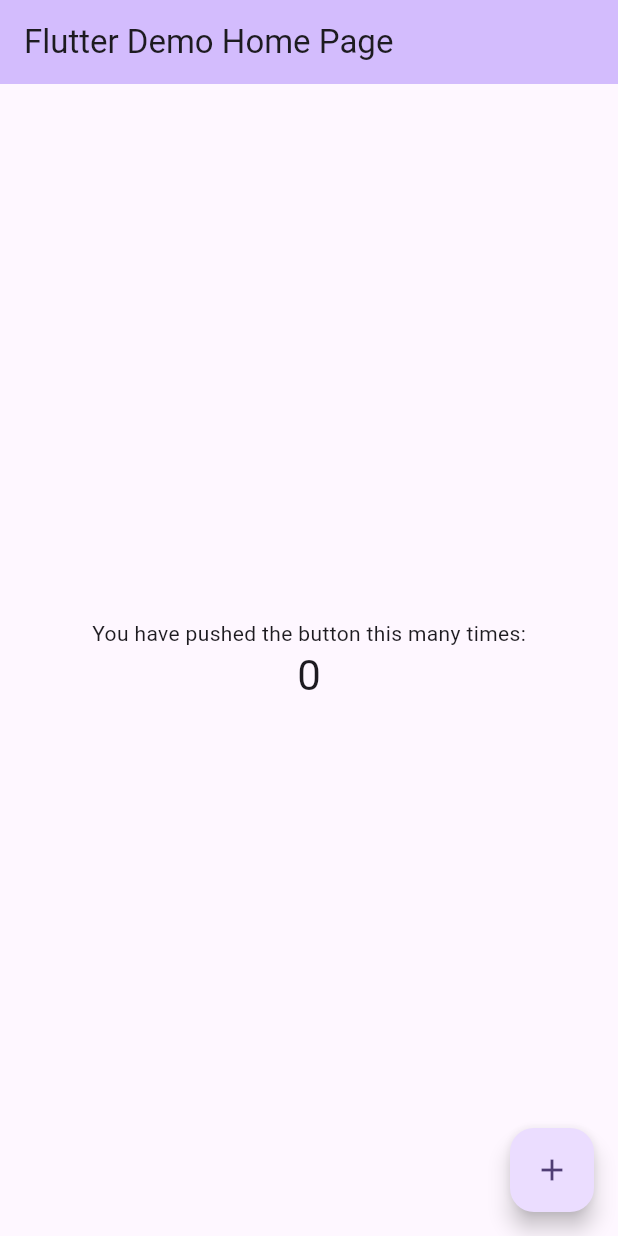
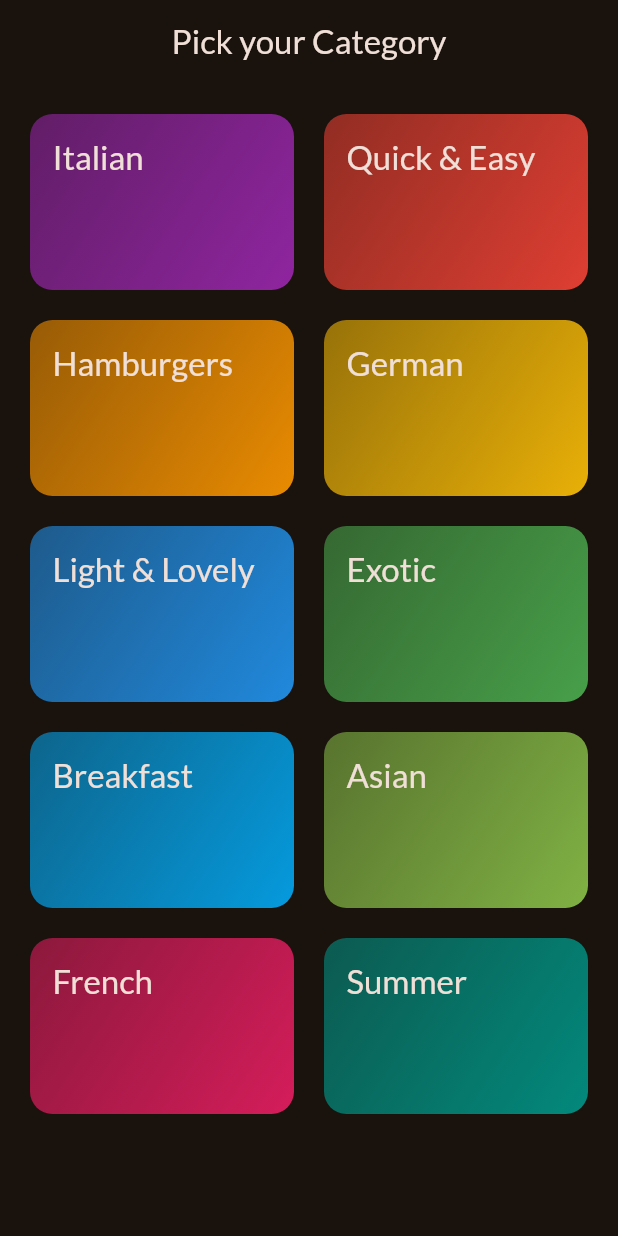
Before and after one commit to tahmidulislamfahim/meals, a Flutter app: the screen it shows after launch, on a phone screen of 412 x 824 dp. Run offline on Flutter 3.47's test engine with Material 3 defaults, Android fonts, the phone set to English and light mode, and no system bars; our stand-ins replace google_fonts.

Commit message:
Add category and meal models with category grid UI
Introduces Category and Meal models, sample data, and a grid-based category selection UI. Adds navigation from categories to filtered meals, applies a custom theme using Google Fonts, and refactors the app entry point. Updates dependencies to include google_fonts and path_provider.

```diff
--- /dev/null
+++ b/lib/App/app.dart
@@ -0,0 +1,18 @@
+import 'package:flutter/material.dart';
+import 'package:meals/screans/categories.dart';
+import 'package:meals/main.dart';
+
+class App extends StatelessWidget {
+  const App({super.key});
+
+  @override
+  Widget build(BuildContext context) {
+    return MaterialApp(
+      debugShowCheckedModeBanner: false,
+      theme: theme,
+      home: Categories(
+        key: const Key('categories_screen'),
+      ),
+    );
+  }
+}
--- /dev/null
+++ b/lib/data/category_data.dart
@@ -0,0 +1,251 @@
+import 'package:flutter/material.dart';
+import 'package:meals/models/category.dart';
+import 'package:meals/models/meal.dart';
+
+const availableCategories = [
+  Category(
+    id: 'c1',
+    title: 'Italian',
+    color: Colors.purple,
+  ),
+  Category(
+    id: 'c2',
+    title: 'Quick & Easy',
+    color: Colors.red,
+  ),
+  Category(
+    id: 'c3',
+    title: 'Hamburgers',
+    color: Colors.orange,
+  ),
+  Category(
+    id: 'c4',
+    title: 'German',
+    color: Colors.amber,
+  ),
+  Category(
+    id: 'c5',
+    title: 'Light & Lovely',
+    color: Colors.blue,
+  ),
+  Category(
+    id: 'c6',
+    title: 'Exotic',
+    color: Colors.green,
+  ),
+  Category(
+    id: 'c7',
+    title: 'Breakfast',
+    color: Colors.lightBlue,
+  ),
+  Category(
+    id: 'c8',
+    title: 'Asian',
+    color: Colors.lightGreen,
+  ),
+  Category(
+    id: 'c9',
+    title: 'French',
+    color: Colors.pink,
+  ),
+  Category(
+    id: 'c10',
+    title: 'Summer',
+    color: Colors.teal,
+  ),
+];
+
+final meals = [
+  Meal(
+    id: 'm1',
+    categories: ['c1', 'c2'],
+    title: 'Spaghetti with Tomato Sauce',
+    imageUrl:
+        'https://www.example.com/spaghetti.jpg',
+    ingredients: [
+      'Spaghetti',
+      'Tomato Sauce',
+      'Cheese',
+      'Basil',
+    ],
+    steps: [
+      'Boil water',
+      'Cook spaghetti for 10 minutes',
+      'Heat tomato sauce',
+      'Mix spaghetti with sauce',
+      'Serve with cheese and basil',
+    ],
+    duration: 20,
+    complexity: Complexity.Simple,
+    affordability: Affordability.Affordable,
+    isGlutenFree: false,
+    isLactoseFree: false,
+    isVegan: false,
+    isVegetarian: true,
+  ),
+  Meal(
+    id: 'm2',
+    categories: ['c2', 'c3'],
+    title: 'Classic Hamburger',
+    imageUrl:
+        'https://www.example.com/hamburger.jpg',
+    ingredients: [
+      'Ground Beef',
+      'Burger Buns',
+      'Lettuce',
+      'Tomato',
+      'Onion',
+      'Cheese',
+    ],
+    steps: [
+      'Grill the beef patties',
+      'Toast the buns',
+      'Assemble with lettuce, tomato, onion, and cheese',
+      'Serve with fries',
+    ],
+    duration: 30,
+    complexity: Complexity.Challenging,
+    affordability: Affordability.Pricey,
+    isGlutenFree: false,
+    isLactoseFree: false,
+    isVegan: false,
+    isVegetarian: false,
+  ),
+  Meal(
+    id: 'm3',
+    categories: ['c5'],
+    title: 'Avocado Salad',
+    imageUrl:
+        'https://www.example.com/avocado_salad.jpg',
+    ingredients: [
+      'Avocado',
+      'Lettuce',
+      'Cherry Tomatoes',
+      'Cucumber',
+      'Olive Oil',
+      'Lemon Juice',
+    ],
+    steps: [
+      'Chop the vegetables',
+      'Mix with olive oil and lemon juice',
+      'Serve chilled',
+    ],
+    duration: 15,
+    complexity: Complexity.Simple,
+    affordability: Affordability.Affordable,
+    isGlutenFree: true,
+    isLactoseFree: true,
+    isVegan: true,
+    isVegetarian: true,
+  ),
+  Meal(
+    id: 'm4',
+    categories: ['c6', 'c8'],
+    title: 'Sushi Rolls',
+    imageUrl: 'https://www.example.com/sushi.jpg',
+    ingredients: [
+      'Sushi Rice',
+      'Nori Sheets',
+      'Cucumber',
+      'Avocado',
+      'Raw Fish (optional)',
+    ],
+    steps: [
+      'Cook sushi rice',
+      'Lay nori on a bamboo mat',
+      'Spread rice and add fillings',
+      'Roll tightly and slice',
+    ],
+    duration: 45,
+    complexity: Complexity.Hard,
+    affordability: Affordability.Luxurious,
+    isGlutenFree: true,
+    isLactoseFree: true,
+    isVegan: false,
+    isVegetarian: false,
+  ),
+  Meal(
+    id: 'm5',
+    categories: ['c7'],
+    title: 'Pancakes',
+    imageUrl:
+        'https://www.example.com/pancakes.jpg',
+    ingredients: [
+      'Flour',
+      'Milk',
+      'Eggs',
+      'Sugar',
+      'Baking Powder',
+      'Butter',
+    ],
+    steps: [
+      'Mix dry ingredients',
+      'Add wet ingredients and stir',
+      'Cook on a skillet until golden brown',
+      'Serve with syrup or fruit',
+    ],
+    duration: 25,
+    complexity: Complexity.Simple,
+    affordability: Affordability.Affordable,
+    isGlutenFree: false,
+    isLactoseFree: false,
+    isVegan: false,
+    isVegetarian: true,
+  ),
+  Meal(
+    id: 'm6',
+    categories: ['c9'],
+    title: 'French Toast',
+    imageUrl:
+        'https://www.example.com/french_toast.jpg',
+    ingredients: [
+      'Bread',
+      'Eggs',
+      'Milk',
+      'Cinnamon',
+      'Sugar',
+      'Butter',
+    ],
+    steps: [
+      'Whisk eggs, milk, cinnamon, and sugar',
+      'Dip bread slices in the mixture',
+      'Cook on a skillet until golden brown',
+      'Serve with syrup or powdered sugar',
+    ],
+    duration: 20,
+    complexity: Complexity.Simple,
+    affordability: Affordability.Affordable,
+    isGlutenFree: false,
+    isLactoseFree: false,
+    isVegan: false,
+    isVegetarian: true,
+  ),
+  Meal(
+    id: 'm7',
+    categories: ['c10'],
+    title: 'Grilled Chicken Salad',
+    imageUrl:
+        'https://www.example.com/grilled_chicken_salad.jpg',
+    ingredients: [
+      'Chicken Breast',
+      'Mixed Greens',
+      'Cherry Tomatoes',
+      'Cucumber',
+      'Olive Oil',
+      'Balsamic Vinegar',
+    ],
+    steps: [
+      'Grill the chicken breast',
+      'Chop the vegetables',
+      'Mix with olive oil and balsamic vinegar',
+      'Slice chicken and serve on top of salad',
+    ],
+    duration: 35,
+    complexity: Complexity.Challenging,
+    affordability: Affordability.Pricey,
+    isGlutenFree: true,
+    isLactoseFree: true,
+    isVegan: false,
+    isVegetarian: false,
+  ),
+];
--- a/lib/main.dart
+++ b/lib/main.dart
@@ -1,122 +1,15 @@
 import 'package:flutter/material.dart';
+import 'package:google_fonts/google_fonts.dart';
+import 'package:meals/App/app.dart';
 
+final theme = ThemeData(
+  useMaterial3: true,
+  colorScheme: ColorScheme.fromSeed(
+    brightness: Brightness.dark,
+    seedColor: const Color.fromARGB(255, 131, 57, 0),
+  ),
+  textTheme: GoogleFonts.latoTextTheme(),
+);
 void main() {
-  runApp(const MyApp());
+  runApp(App());
 }
-
-class MyApp extends StatelessWidget {
-  const MyApp({super.key});
-
-  // This widget is the root of your application.
-  @override
-  Widget build(BuildContext context) {
-    return MaterialApp(
-      title: 'Flutter Demo',
-      theme: ThemeData(
-        // This is the theme of your application.
-        //
-        // TRY THIS: Try running your application with "flutter run". You'll see
-        // the application has a purple toolbar. Then, without quitting the app,
-        // try changing the seedColor in the colorScheme below to Colors.green
-        // and then invoke "hot reload" (save your changes or press the "hot
-        // reload" button in a Flutter-supported IDE, or press "r" if you used
-        // the command line to start the app).
-        //
-        // Notice that the counter didn't reset back to zero; the application
-        // state is not lost during the reload. To reset the state, use hot
-        // restart instead.
-        //
-        // This works for code too, not just values: Most code changes can be
-        // tested with just a hot reload.
-        colorScheme: ColorScheme.fromSeed(seedColor: Colors.deepPurple),
-      ),
-      home: const MyHomePage(title: 'Flutter Demo Home Page'),
-    );
-  }
-}
-
-class MyHomePage extends StatefulWidget {
-  const MyHomePage({super.key, required this.title});
-
-  // This widget is the home page of your application. It is stateful, meaning
-  // that it has a State object (defined below) that contains fields that affect
-  // how it looks.
-
-  // This class is the configuration for the state. It holds the values (in this
-  // case the title) provided by the parent (in this case the App widget) and
-  // used by the build method of the State. Fields in a Widget subclass are
-  // always marked "final".
-
-  final String title;
-
-  @override
-  State<MyHomePage> createState() => _MyHomePageState();
-}
-
-class _MyHomePageState extends State<MyHomePage> {
-  int _counter = 0;
-
-  void _incrementCounter() {
-    setState(() {
-      // This call to setState tells the Flutter framework that something has
-      // changed in this State, which causes it to rerun the build method below
-      // so that the display can reflect the updated values. If we changed
-      // _counter without calling setState(), then the build method would not be
-      // called again, and so nothing would appear to happen.
-      _counter++;
-    });
-  }
-
-  @override
-  Widget build(BuildContext context) {
-    // This method is rerun every time setState is called, for instance as done
-    // by the _incrementCounter method above.
-    //
-    // The Flutter framework has been optimized to make rerunning build methods
-    // fast, so that you can just rebuild anything that needs updating rather
-    // than having to individually change instances of widgets.
-    return Scaffold(
-      appBar: AppBar(
-        // TRY THIS: Try changing the color here to a specific color (to
-        // Colors.amber, perhaps?) and trigger a hot reload to see the AppBar
-        // change color while the other colors stay the same.
-        backgroundColor: Theme.of(context).colorScheme.inversePrimary,
-        // Here we take the value from the MyHomePage object that was created by
-        // the App.build method, and use it to set our appbar title.
-        title: Text(widget.title),
-      ),
-      body: Center(
-        // Center is a layout widget. It takes a single child and positions it
-        // in the middle of the parent.
-        child: Column(
-          // Column is also a layout widget. It takes a list of children and
-          // arranges them vertically. By default, it sizes itself to fit its
-          // children horizontally, and tries to be as tall as its parent.
-          //
-          // Column has various properties to control how it sizes itself and
-          // how it positions its children. Here we use mainAxisAlignment to
-          // center the children vertically; the main axis here is the vertical
-          // axis because Columns are vertical (the cross axis would be
-          // horizontal).
-          //
-          // TRY THIS: Invoke "debug painting" (choose the "Toggle Debug Paint"
-          // action in the IDE, or press "p" in the console), to see the
-          // wireframe for each widget.
-          mainAxisAlignment: MainAxisAlignment.center,
-          children: <Widget>[
-            const Text('You have pushed the button this many times:'),
-            Text(
-              '$_counter',
-              style: Theme.of(context).textTheme.headlineMedium,
-            ),
-          ],
-        ),
-      ),
-      floatingActionButton: FloatingActionButton(
-        onPressed: _incrementCounter,
-        tooltip: 'Increment',
-        child: const Icon(Icons.add),
-      ), // This trailing comma makes auto-formatting nicer for build methods.
-    );
-  }
-}
--- /dev/null
+++ b/lib/models/category.dart
@@ -0,0 +1,12 @@
+import 'package:flutter/material.dart';
+
+class Category {
+  const Category({
+    required this.id,
+    required this.title,
+    this.color = Colors.orange,
+  });
+  final String id;
+  final String title;
+  final Color color;
+}
--- /dev/null
+++ b/lib/models/meal.dart
@@ -0,0 +1,39 @@
+enum Complexity { Simple, Challenging, Hard }
+
+enum Affordability {
+  Affordable,
+  Pricey,
+  Luxurious,
+}
+
+class Meal {
+  final String id;
+  final List<String> categories;
+  final String title;
+  final String imageUrl;
+  final List<String> ingredients;
+  final List<String> steps;
+  final int duration;
+  final Complexity complexity;
+  final Affordability affordability;
+  final bool isGlutenFree;
+  final bool isLactoseFree;
+  final bool isVegan;
+  final bool isVegetarian;
+
+  const Meal({
+    required this.id,
+    required this.categories,
+    required this.title,
+    required this.imageUrl,
+    required this.ingredients,
+    required this.steps,
+    required this.duration,
+    required this.complexity,
+    required this.affordability,
+    required this.isGlutenFree,
+    required this.isLactoseFree,
+    required this.isVegan,
+    required this.isVegetarian,
+  });
+}
--- /dev/null
+++ b/lib/screans/categories.dart
@@ -0,0 +1,34 @@
+import 'package:flutter/material.dart';
+import 'package:meals/data/category_data.dart';
+import 'package:meals/widgets/category_grid_item.dart';
+
+class Categories extends StatelessWidget {
+  const Categories({super.key});
+
+  @override
+  Widget build(BuildContext context) {
+    return Scaffold(
+      appBar: AppBar(
+        title: const Text('Pick your Category'),
+        centerTitle: true,
+      ),
+      body: GridView(
+        padding: const EdgeInsets.all(20),
+        gridDelegate:
+            SliverGridDelegateWithFixedCrossAxisCount(
+              crossAxisCount: 2,
+              childAspectRatio: 3 / 2,
+              crossAxisSpacing: 20,
+              mainAxisSpacing: 20,
+            ),
+        children: [
+          ...availableCategories.map(
+            (category) => CategoryGridItem(
+              category: category,
+            ),
+          ),
+        ],
+      ),
+    );
+  }
+}
--- /dev/null
+++ b/lib/screans/meals.dart
@@ -0,0 +1,57 @@
+import 'package:flutter/material.dart';
+import 'package:meals/models/meal.dart';
+
+class MealsScreen extends StatelessWidget {
+  const MealsScreen({
+    super.key,
+    required this.title,
+    required this.meals,
+  });
+  final String title;
+  final List<Meal> meals;
+
+  @override
+  Widget build(BuildContext context) {
+    if (meals.isEmpty) {
+      return Scaffold(
+        appBar: AppBar(
+          title: Text(title),
+          centerTitle: true,
+        ),
+        body: Center(
+          child: Text(
+            'No meals found for this category.',
+            style: Theme.of(context)
+                .textTheme
+                .titleLarge!
+                .copyWith(
+                  color: Theme.of(
+                    context,
+                  ).colorScheme.onSurface,
+                ),
+          ),
+        ),
+      );
+    }
+    return Scaffold(
+      appBar: AppBar(
+        title: Text(title),
+        centerTitle: true,
+      ),
+      body: ListView.builder(
+        itemCount: meals.length,
+        itemBuilder: (ctx, index) => Text(
+          meals[index].title,
+          style: Theme.of(context)
+              .textTheme
+              .titleLarge!
+              .copyWith(
+                color: Theme.of(
+                  context,
+                ).colorScheme.onSurface,
+              ),
+        ),
+      ),
+    );
+  }
+}
--- /dev/null
+++ b/lib/widgets/category_grid_item.dart
@@ -0,0 +1,62 @@
+import 'package:flutter/material.dart';
+import 'package:meals/data/category_data.dart';
+import 'package:meals/models/category.dart';
+import 'package:meals/screans/meals.dart';
+
+class CategoryGridItem extends StatelessWidget {
+  const CategoryGridItem({
+    super.key,
+    required this.category,
+  });
+  final Category category;
+  @override
+  Widget build(BuildContext context) {
+    return InkWell(
+      onTap: () {
+        final filteredMeals = meals
+            .where(
+              (meal) => meal.categories.contains(
+                category.id,
+              ),
+            )
+            .toList();
+        Navigator.of(context).push(
+          MaterialPageRoute(
+            builder: (context) => MealsScreen(
+              title: category.title,
+              meals:
+                  filteredMeals, // Replace with actual meals for the category
+            ),
+          ),
+        );
+      },
+      splashColor: Theme.of(context).primaryColor,
+      borderRadius: BorderRadius.circular(15),
+      child: Container(
+        padding: const EdgeInsets.all(15),
+        decoration: BoxDecoration(
+          gradient: LinearGradient(
+            colors: [
+              category.color.withOpacity(0.55),
+              category.color.withOpacity(0.9),
+            ],
+            begin: Alignment.topLeft,
+            end: Alignment.bottomRight,
+          ),
+          borderRadius: BorderRadius.circular(15),
+        ),
+        child: Text(
+          category.title,
+          style: Theme.of(context)
+              .textTheme
+              .titleLarge!
+              .copyWith(
+                color: Theme.of(
+                  context,
+                ).colorScheme.onSurface,
+              ),
+        ),
+      ),
+    );
+  }
+}
--- a/pubspec.yaml
+++ b/pubspec.yaml
@@ -34,6 +34,7 @@ dependencies:
   # The following adds the Cupertino Icons font to your application.
   # Use with the CupertinoIcons class for iOS style icons.
   cupertino_icons: ^1.0.8
+  google_fonts: ^6.2.1
 
 dev_dependencies:
   flutter_test:
```
Also changed, not shown: pubspec.lock, 2 other files.
